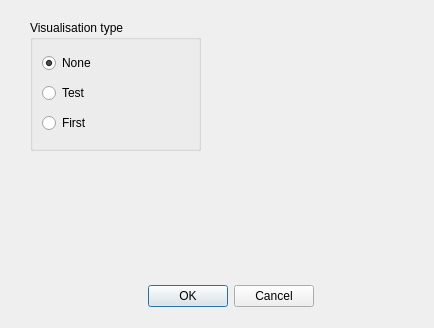
Before: the Qt Designer form forms/settingswindow.ui in Anteii/MusicPlayer, drawn with Qt 5.
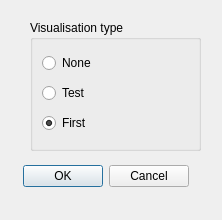
After: the same form once the commit is applied.

The edit to the form file:
```diff
--- a/forms/settingswindow.ui
+++ b/forms/settingswindow.ui
@@ -6,8 +6,8 @@
    <rect>
     <x>0</x>
     <y>0</y>
-    <width>434</width>
-    <height>328</height>
+    <width>222</width>
+    <height>220</height>
    </rect>
   </property>
   <property name="windowTitle">
@@ -16,9 +16,9 @@
   <widget class="QDialogButtonBox" name="buttonBox">
    <property name="geometry">
     <rect>
-     <x>60</x>
-     <y>280</y>
-     <width>341</width>
+     <x>0</x>
+     <y>160</y>
+     <width>211</width>
      <height>32</height>
     </rect>
    </property>
@@ -51,7 +51,7 @@
        <string>None</string>
       </property>
       <property name="checked">
-       <bool>true</bool>
+       <bool>false</bool>
       </property>
      </widget>
     </item>
@@ -67,6 +67,9 @@
       <property name="text">
        <string>First</string>
       </property>
+      <property name="checked">
+       <bool>true</bool>
+      </property>
      </widget>
     </item>
    </layout>
```
Left out of the diff: 3 changed lines with no effect on the pictures.
